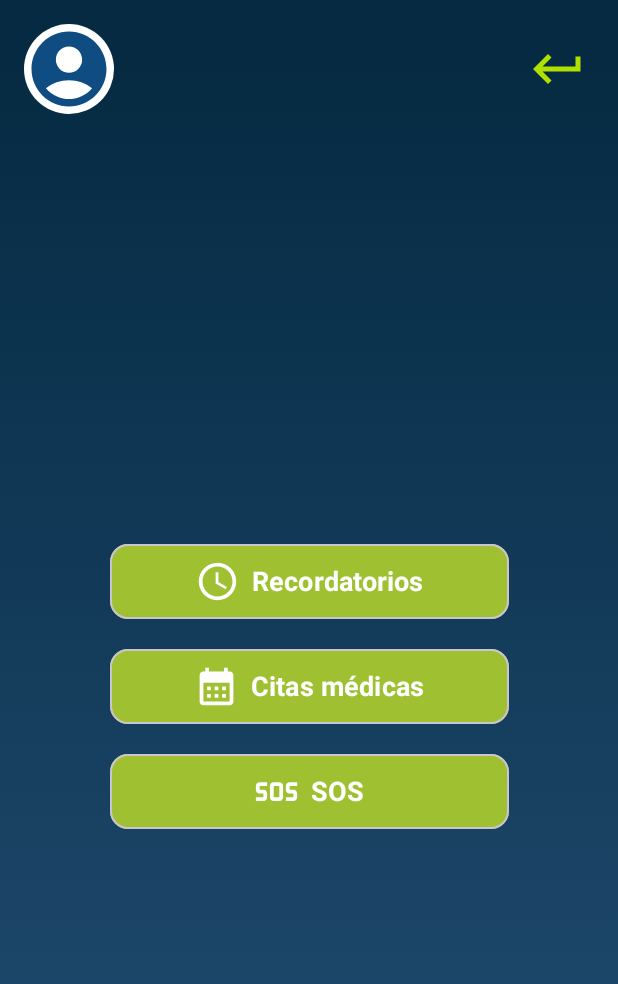
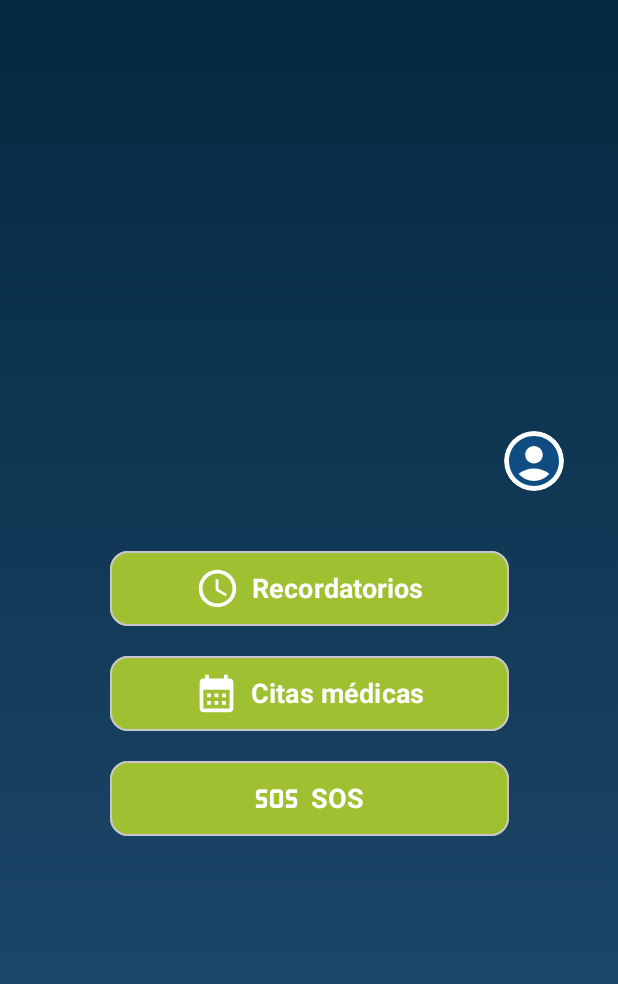
Before and after one commit to KIHM-02/SilverCare, an Android app built with Jetpack Compose: the screen it shows after launch once a user with an empty profile is signed in (Home), on a phone screen of 412 x 824 dp. Shown: the top 984 px of the screen. Run offline under Robolectric (Android 15) with nearby library versions, the phone set to English and light mode, and no system bars; our stand-ins replace Firebase (no records; nobody signed in at launch, a user with empty details on screens opened directly).

Commit message:
Added the views of change password and close session. Updated the view of Home.

```diff
--- a/app/src/main/AndroidManifest.xml
+++ b/app/src/main/AndroidManifest.xml
@@ -28,6 +28,11 @@
         <receiver android:name=".model.AlarmReceiver"
             android:enabled="true"/>
 
+        <activity
+            android:name=".views.NewPassword"
+            android:exported="false"
+            android:label="NewPassword"
+            android:theme="@style/Theme.SilverCare" />
         <activity
             android:name=".views.ListCitas"
             android:exported="false"
--- a/app/src/main/java/com/hesdi/silvercare/views/Home.kt
+++ b/app/src/main/java/com/hesdi/silvercare/views/Home.kt
@@ -22,12 +22,18 @@ import androidx.compose.foundation.shape.RoundedCornerShape
 import androidx.compose.material.icons.Icons
 import androidx.compose.material.icons.filled.AccountCircle
 import androidx.compose.material3.ButtonDefaults
+import androidx.compose.material3.DropdownMenu
+import androidx.compose.material3.DropdownMenuItem
 import androidx.compose.material3.Icon
 import androidx.compose.material3.IconButton
 import androidx.compose.material3.MaterialTheme
 import androidx.compose.material3.OutlinedButton
 import androidx.compose.material3.Text
 import androidx.compose.runtime.Composable
+import androidx.compose.runtime.getValue
+import androidx.compose.runtime.mutableStateOf
+import androidx.compose.runtime.remember
+import androidx.compose.runtime.setValue
 import androidx.compose.ui.Alignment
 import androidx.compose.ui.Modifier
 import androidx.compose.ui.draw.clip
@@ -73,6 +79,10 @@ class Home : ComponentActivity()
                     onNavigatetoSOS = {
                         //val intent = Intent(this, SOS::class.java)
                         //startActivity(intent)
+                    },
+                    onNavigateToCambiarContrasena = {
+                        val intent = Intent(this, NewPassword::class.java)
+                        startActivity(intent)
                     }
                 )
             }
@@ -85,10 +95,10 @@ fun HomeFrame(
     onNavigatetoLogin: () -> Unit = {},
     onNavigatetoRecordatorios: () -> Unit = {},
     onNavigatetoCitas: () -> Unit = {},
-    onNavigatetoSOS: () -> Unit = {}
+    onNavigatetoSOS: () -> Unit = {},
+    onNavigateToCambiarContrasena: () -> Unit = {}
 ) {
-    Box(
-        modifier = Modifier
+    Box(modifier = Modifier
         .fillMaxSize()
         .background(
             Brush.verticalGradient(
@@ -96,20 +106,19 @@ fun HomeFrame(
                     azulRey, azulCielo
                 )
             )
-            )
+        ),
+        contentAlignment = Alignment.Center
     ) {
-        Column(
-            modifier = Modifier.fillMaxSize()
-        ) {
-            SeccionPerfil(onNavigate = onNavigatetoLogin)
-            Spacer(modifier = Modifier.weight(1f))
         Column(
             horizontalAlignment = Alignment.CenterHorizontally,
             verticalArrangement = Arrangement.spacedBy(20.dp),
-                modifier = Modifier
-                    .fillMaxWidth()
-                    .padding(horizontal = 16.dp)
-            ) {
+            modifier = Modifier.padding(16.dp)
+        ){
+            SeccionPerfil(
+                onNavigateToLogin = onNavigatetoLogin,
+                onNavigateToCambiarContrasena = onNavigateToCambiarContrasena
+            )
+
             MenuBotones(
                 text = "Recordatorios",
                 iconRes = R.drawable.baseline_access_time_24,
@@ -126,21 +135,29 @@ fun HomeFrame(
                 onClick = onNavigatetoSOS
             )
         }
-            // Espaciador inferior para mantener centrado
-            Spacer(modifier = Modifier.weight(1f))
-        }
     }
 }
 
 //Parte superior para visualizar el perfil
 @Composable
-fun SeccionPerfil(onNavigate: () -> Unit) {
+fun SeccionPerfil(
+    onNavigateToLogin: () -> Unit,
+    onNavigateToCambiarContrasena: () -> Unit
+) {
+    var expanded by remember { mutableStateOf(false) }
+
     Row(
         modifier = Modifier
             .fillMaxWidth()
             .padding(16.dp),
         verticalAlignment = Alignment.CenterVertically
     ) {
+
+        Spacer(modifier = Modifier.weight(1f))
+
+        // IconButton con DropdownMenu
+        Box {
+            IconButton(onClick = {expanded = true}) {
                 Icon(
                     imageVector = Icons.Default.AccountCircle,
                     contentDescription = "Icono de Perfil",
@@ -150,16 +167,21 @@ fun SeccionPerfil(onNavigate: () -> Unit) {
                         .background(Color.White),
                     tint = Color(0xFF0F4C81)
                 )
-        Spacer(modifier = Modifier.weight(1f))
-        IconButton(onClick = {
-            onNavigate()
-        }) {
-            Icon(
-                modifier = Modifier.size(60.dp),
-                painter = painterResource(id = R.drawable.baseline_keyboard_return_24),
-                contentDescription = "Icono regreso",
-                tint = Color(0xFFB0E000)
+            }
+
+            DropdownMenu(
+                expanded = expanded,
+                onDismissRequest = { expanded = false }
+            ) {
+                DropdownMenuItem(
+                    text = { Text("Cambiar contraseña") },
+                    onClick = onNavigateToCambiarContrasena
                 )
+                DropdownMenuItem(
+                    text = { Text("Cerrar sesión") },
+                    onClick = onNavigateToLogin
+                )
+            }
         }
     }
 }
--- /dev/null
+++ b/app/src/main/res/drawable/baseline_delete_forever_24.xml
@@ -0,0 +1,5 @@
+<vector xmlns:android="http://schemas.android.com/apk/res/android" android:height="24dp" android:tint="#000000" android:viewportHeight="24" android:viewportWidth="24" android:width="24dp">
+
+    <path android:fillColor="@android:color/white" android:pathData="M6,19c0,1.1 0.9,2 2,2h8c1.1,0 2,-0.9 2,-2L18,7L6,7v12zM8.46,11.88l1.41,-1.41L12,12.59l2.12,-2.12 1.41,1.41L13.41,14l2.12,2.12 -1.41,1.41L12,15.41l-2.12,2.12 -1.41,-1.41L10.59,14l-2.13,-2.12zM15.5,4l-1,-1h-5l-1,1L5,4v2h14L19,4z"/>
+
+</vector>
```
Also changed, not shown: app/src/main/java/com/hesdi/silvercare/views/NewPassword.kt (added, +127 -0 lines), app/src/main/java/com/hesdi/silvercare/views/Recordatorios.kt (+41 -10 lines). Lines whose indentation alone changed are shown as unchanged.
